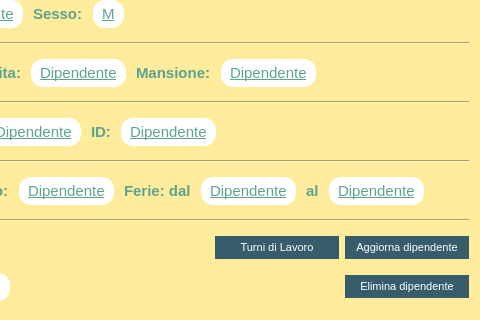
Above: dipendente/DatiDipendente/view/Dipendente.ui from StracciaMatteo/GestioneCinema before the change; both pictures show x 330 to 810 and y 117 to 437 of the 810 by 437 pixel window. Below: the same form after it.
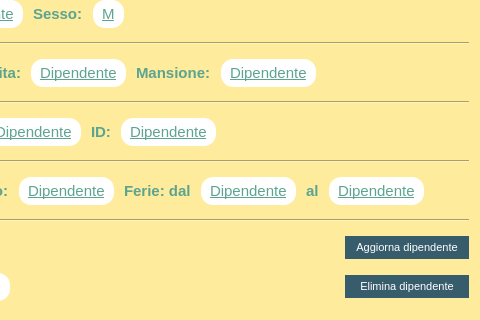
That is the form after the change. Icons and pictures are not drawn.

What changed in the file:
```diff
--- a/dipendente/DatiDipendente/view/Dipendente.ui
+++ b/dipendente/DatiDipendente/view/Dipendente.ui
@@ -1026,54 +1026,6 @@
        </property>
       </spacer>
      </item>
-     <item>
-      <widget class="QPushButton" name="btn_turni_lavoro">
-       <property name="sizePolicy">
-        <sizepolicy hsizetype="Fixed" vsizetype="Fixed">
-         <horstretch>0</horstretch>
-         <verstretch>0</verstretch>
-        </sizepolicy>
-       </property>
-       <property name="font">
-        <font>
-         <pointsize>8</pointsize>
-        </font>
-       </property>
-       <property name="styleSheet">
-        <string notr="true">QPushButton{
- border-radius: 12px;
-padding: 5px;
-background-color: rgb(55, 92, 108);
-color: rgb(255, 255, 255);
-border-style: outset;
-Width:114px;
-
-}
-
-QPushButton:hover{
-
-background-color: rgb(92, 154, 181);
-}
-QPushButton:pressed{
-border-style: inset;
-background-color: rgb(48, 80, 91);
-}</string>
-       </property>
-       <property name="text">
-        <string>Turni di Lavoro</string>
-       </property>
-       <property name="icon">
-        <iconset>
-         <normaloff>../../../images/Turni di lavoro-icon.PNG</normaloff>../../../images/Turni di lavoro-icon.PNG</iconset>
-       </property>
-       <property name="iconSize">
-        <size>
-         <width>16</width>
-         <height>16</height>
-        </size>
-       </property>
-      </widget>
-     </item>
      <item>
       <widget class="QPushButton" name="btn_aggiorna_dip">
        <property name="sizePolicy">
```
